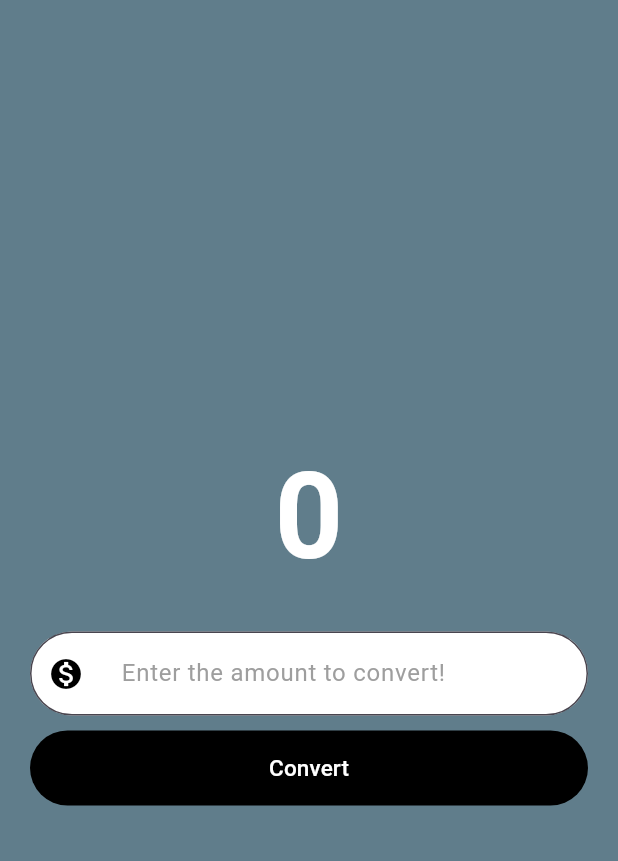
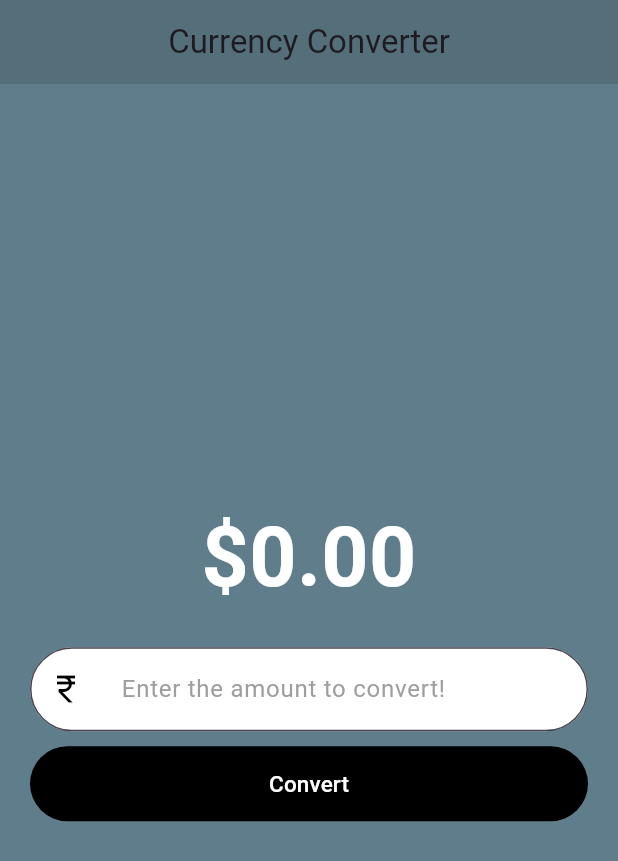
Before and after one commit to kaljitism/currency_converter, a Flutter app: the screen it shows after launch, after a tap on "Convert", on a phone screen of 412 x 824 dp. Shown: the top 861 px of the screen. Run offline on Flutter 3.47's test engine with Material 3 defaults, Android fonts, the phone set to English and light mode, and no system bars.

```diff
--- a/lib/currency_converter_material_page.dart
+++ b/lib/currency_converter_material_page.dart
@@ -1,21 +1,35 @@
 import 'package:flutter/material.dart';
 
-class CurrencyConverterMaterialPage extends StatelessWidget {
+class CurrencyConverterMaterialPage extends StatefulWidget {
   const CurrencyConverterMaterialPage({super.key});
+
+  @override
+  State<CurrencyConverterMaterialPage> createState() =>
+      _CurrencyConverterMaterialPageState();
+}
+
+class _CurrencyConverterMaterialPageState
+    extends State<CurrencyConverterMaterialPage> {
+  double result = 0;
+  final TextEditingController textEditingController = TextEditingController();
 
   @override
   Widget build(BuildContext context) {
     return Scaffold(
       backgroundColor: Colors.blueGrey,
+      appBar: AppBar(
+        backgroundColor: Colors.blueGrey.shade600,
+        title: const Text("Currency Converter"),
+        centerTitle: true,
+      ),
       body: Center(
         child: Column(
           mainAxisAlignment: MainAxisAlignment.center,
           children: [
-            // ignore: prefer_const_constructors
             Text(
-              "0",
+              "\$${result.toStringAsFixed(2)}",
               style: const TextStyle(
-                fontSize: 80,
+                fontSize: 55,
                 fontWeight: FontWeight.bold,
                 color: Colors.white,
               ),
@@ -24,6 +38,7 @@ class CurrencyConverterMaterialPage extends StatelessWidget {
             Padding(
               padding: const EdgeInsets.symmetric(horizontal: 20),
               child: TextField(
+                controller: textEditingController,
                 style: const TextStyle(color: Colors.black),
                 keyboardType:
                     const TextInputType.numberWithOptions(decimal: true),
@@ -32,7 +47,7 @@ class CurrencyConverterMaterialPage extends StatelessWidget {
                   fillColor: Colors.white,
                   hintText: '  Enter the amount to convert!',
                   hintStyle: const TextStyle(color: Colors.grey),
-                  prefixIcon: const Icon(Icons.monetization_on),
+                  prefixIcon: const Icon(Icons.currency_rupee),
                   prefixIconColor: Colors.black,
                   border: OutlineInputBorder(
                     borderRadius: BorderRadius.circular(45),
@@ -44,7 +59,10 @@ class CurrencyConverterMaterialPage extends StatelessWidget {
             Padding(
               padding: const EdgeInsets.symmetric(horizontal: 20),
               child: TextButton(
-                onPressed: () {},
+                onPressed: () {
+                  result = double.parse(textEditingController.text) / 81;
+                  setState(() {});
+                },
                 style: const ButtonStyle(
                   backgroundColor: MaterialStatePropertyAll(Colors.black),
                   minimumSize:
--- a/lib/main.dart
+++ b/lib/main.dart
@@ -11,6 +11,7 @@ class CurrencyConverter extends StatelessWidget {
   @override
   Widget build(BuildContext context) {
     return const MaterialApp(
+      debugShowCheckedModeBanner: false,
       home: CurrencyConverterMaterialPage(),
     );
   }
```
